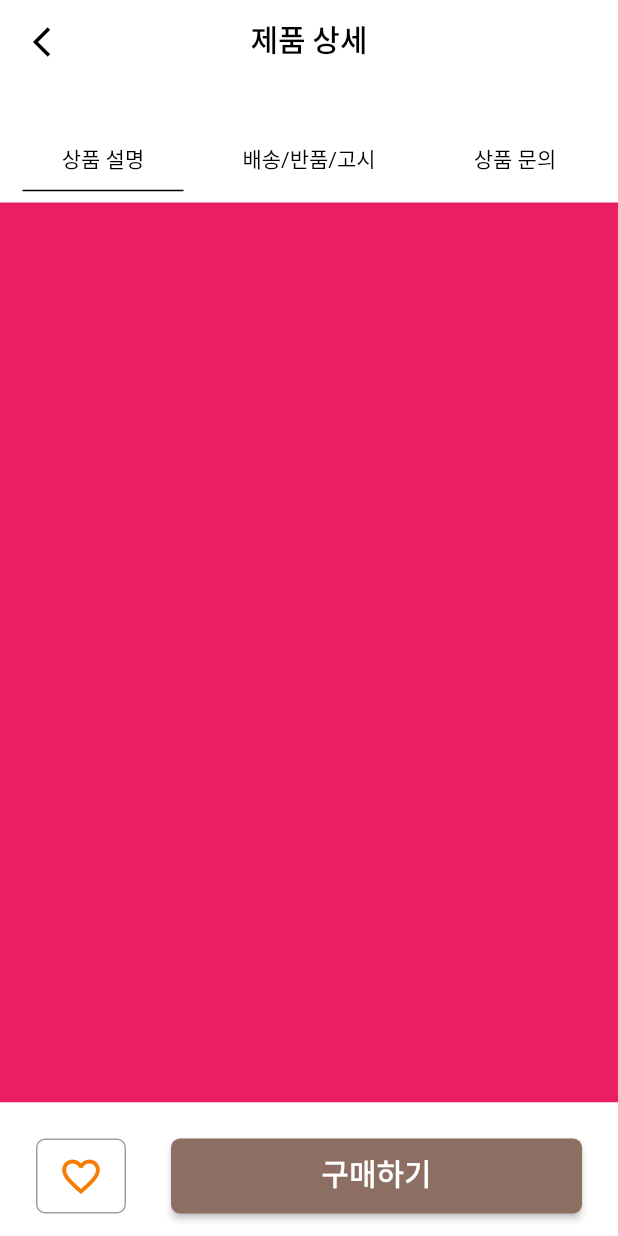
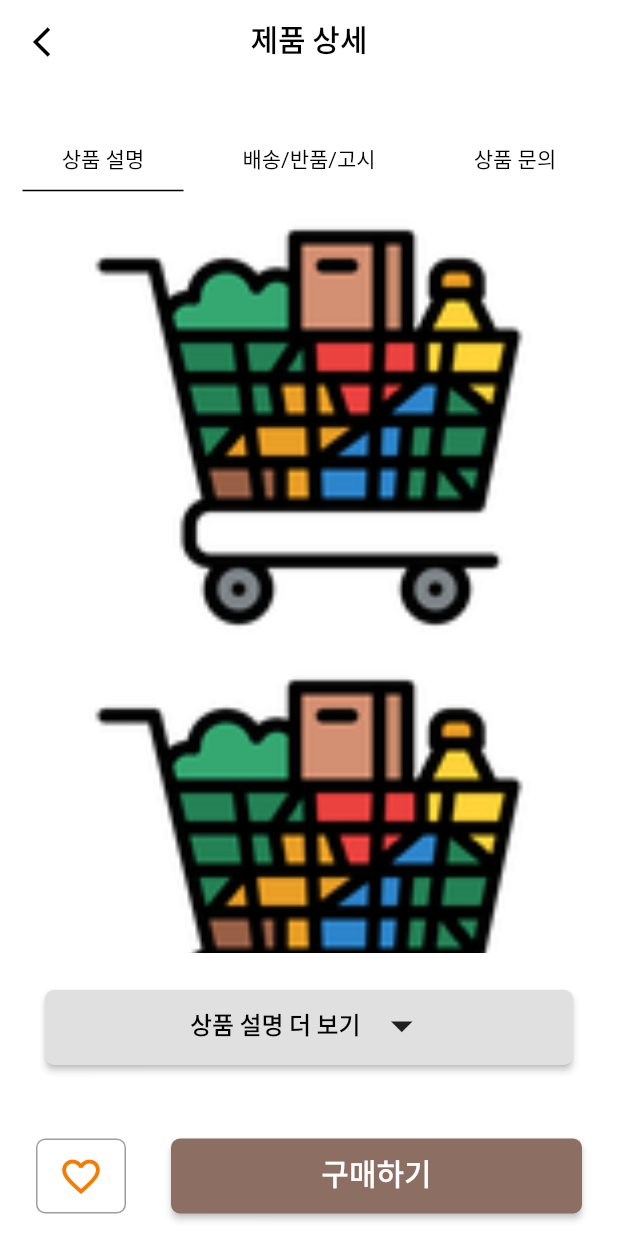
Before and after one commit to jgwng/shoppingapp, a Flutter app: the ProductDetailScreen screen opened directly, scrolled down 576 dp, on a phone screen of 412 x 824 dp. Run offline on Flutter 3.47's test engine with Material 2 defaults, Android fonts, the phone set to English and light mode, and no system bars; drawn by our look-alikes of sticky_headers; our stand-ins replace cloud_firestore, cloud_functions, device_info, firebase_auth, firebase_core, firebase_messaging and 7 more; missing offline and left inert: flutter_absolute_path, hexagon, kakao_flutter_sdk, kopo, korean_words, multi_image_picker and 1 more; accounts and stored records are empty.

Commit message:
03/28 commit

```diff
--- a/lib/screens/home_page/product_detail_page.dart
+++ b/lib/screens/home_page/product_detail_page.dart
@@ -14,11 +14,26 @@ class ProductDetailScreen extends StatefulWidget{
 class _ProductDetailScreenState extends State<ProductDetailScreen> with SingleTickerProviderStateMixin{
   int widgetIndex = 0;
   bool isFavorite = false;
+  bool isTouched = false;
   final PageController controller = PageController(initialPage: 0);
+  ScrollController scrollController = ScrollController();
+
+  List<String> deliveryInfo = ["출고일정은 상품별 상세페이지에서 확인하실 수 있습니다.","도서산간 지역은 추가 배송비 입금 요청이 있을 수 있습니다."];
+  List<String> refundInfo = ["교환,환불 및 기타문의는 고객센터 1234-5678으로\n문의주셔야 합니다.","단순변심으로 인한 교환/환불인 경우 반송비를 입금해\n주셔야 합니다.",
+    "상품 불량인 경우 배송비를 포함한 전액이 환불됩니다.","상품 수령일로부터 7일 이내 반품/환불 접수 가능합니다.","출고 이후 환불요청 시 상품 회수 후 처리됩니다."];
+
+
+
+
+
+
+
+
+
+
   @override
   void initState() {
     super.initState();
-
   }
 
   @override
@@ -27,8 +42,9 @@ class _ProductDetailScreenState extends State<ProductDetailScreen> with SingleTi
       backgroundColor: Colors.white,
       appBar: TextTitleAppBar(title : "제품 상세"),
       body: ListView(
+        controller: scrollController,
         children: [
-            productInfo(),
+          productImage(),
           StickyHeader(
             header: Container(
               height: 60.0,
@@ -128,10 +144,73 @@ class _ProductDetailScreenState extends State<ProductDetailScreen> with SingleTi
   Widget contentWidget(int index){
     switch(index){
       case  0:
-        return Container(color: Colors.pink,height: 600);
+        return Container(height:(isTouched) ? 710 : 605,
+        child: Column(
+          children: [
+            Container(
+              height  :(isTouched) ? 605 : 500,
+              child: ListView.builder(
+              controller: scrollController,
+              physics: NeverScrollableScrollPhysics(),
+              itemCount: 2,
+              shrinkWrap: false,
+              itemBuilder: (ctx,i) => Container(height: 300,child: SizedBox(
+                width: 200,
+                height: 200,
+                child: Image.asset("assets/logo/grocery-cart.png",fit: BoxFit.contain),
+              ),),
+            ),),
+            if(!isTouched)
+            Container(
+                height: 100,
+                padding: EdgeInsets.symmetric(vertical: 25,horizontal: 30),
+                child:  RaisedButton(
+                  shape: RoundedRectangleBorder(borderRadius: BorderRadius.circular(6.0)),
+                  onPressed:(){
+                  setState(() {
+                  isTouched = true;
+                  });
+                  },
+                  child: Row(
+                    mainAxisAlignment: MainAxisAlignment.center,
+                    crossAxisAlignment: CrossAxisAlignment.center,
+                    children: [
+                      Text("상품 설명 더 보기",style: AppThemes.textTheme.bodyText1,),
+                      SizedBox(width: 10,),
+                      Column(
+                        mainAxisAlignment: MainAxisAlignment.center,
+                        children: [
+                          Icon(Icons.arrow_drop_down,size: 35,),
+                          SizedBox(height: 3,)
+                        ],
+                      )
+                    ],
+                  ),
+             ),
+            ),
+          ],
+        )
+
+
+
+
+
+        ,);
         break;
       case 1:
-        return Container(color: Colors.black,height: 400);
+        return Container(
+          height: 400,
+          padding: EdgeInsets.symmetric(horizontal: 20),
+          child: Column(
+            crossAxisAlignment: CrossAxisAlignment.start,
+            children: [
+              noticeInfo("배송 정보", deliveryInfo),
+              Padding(
+                padding: EdgeInsets.symmetric(vertical: 25),
+                child: Divider(height: 1,thickness: 1,color: Colors.black,),),
+              noticeInfo("교환/환불/AS안내/기타",refundInfo)
+          ],
+        ),);
         break;
       case 2:
         return Container(color: Colors.green,height: 200);
@@ -139,11 +218,54 @@ class _ProductDetailScreenState extends State<ProductDetailScreen> with SingleTi
     }
     return Container();
   }
+  Widget noticeInfo(String title,List<String> textList){
+    return Column(
+      crossAxisAlignment: CrossAxisAlignment.start,
+      children: [
+        Text(title,style: AppThemes.textTheme.headline1,),
+        SizedBox(height: 15,),
+        Container(
+          height: title == "배송 정보" ? 50 : 200,
+          child: ListView.separated(
+            itemBuilder: (ctx,i) => noticeListItem(i,textList),
+            itemCount: textList.length,
+            controller: scrollController,
+            physics: NeverScrollableScrollPhysics(),
+            shrinkWrap: true,
+            separatorBuilder: (ctx,i) => SizedBox(height: 10),
+          ),
+        )
+      ],
+    );
+  }
+  Widget noticeListItem(int index,List<String> textList){
+    return Row(
+      children: [
+        Container(
+          height: textList[index].contains('\n')? 25 : 10,
+          alignment: Alignment.topCenter,
+          child: Icon(Icons.fiber_manual_record,size: 8,),
+        ),
+        SizedBox(width: 5,),
+        Text(textList[index],style: AppThemes.textTheme.bodyText1.copyWith(fontSize: 14),)
+      ],
+    );
+  }
+
+
+
+
+
+
+
+
+
+
 
   void _pageChanged(int index) {
     setState(() {});
   }
-    Widget productInfo(){
+  Widget productImage(){
     return Column(
       crossAxisAlignment: CrossAxisAlignment.start,
       children: [
```
Lines whose indentation alone changed are shown as unchanged.
